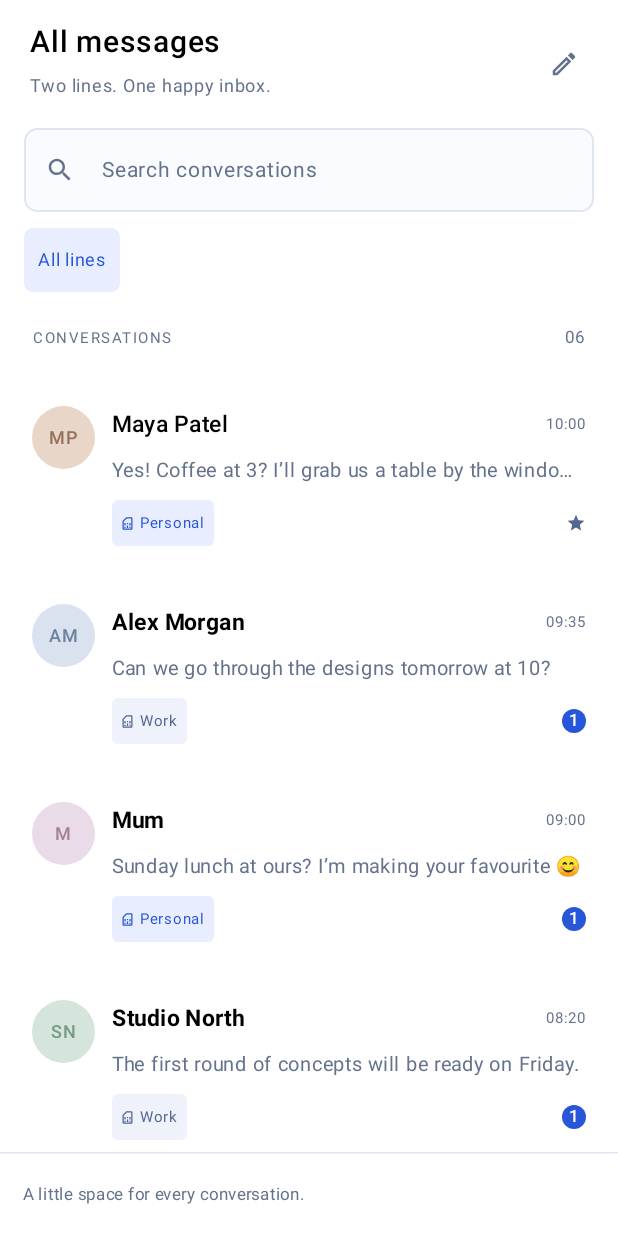
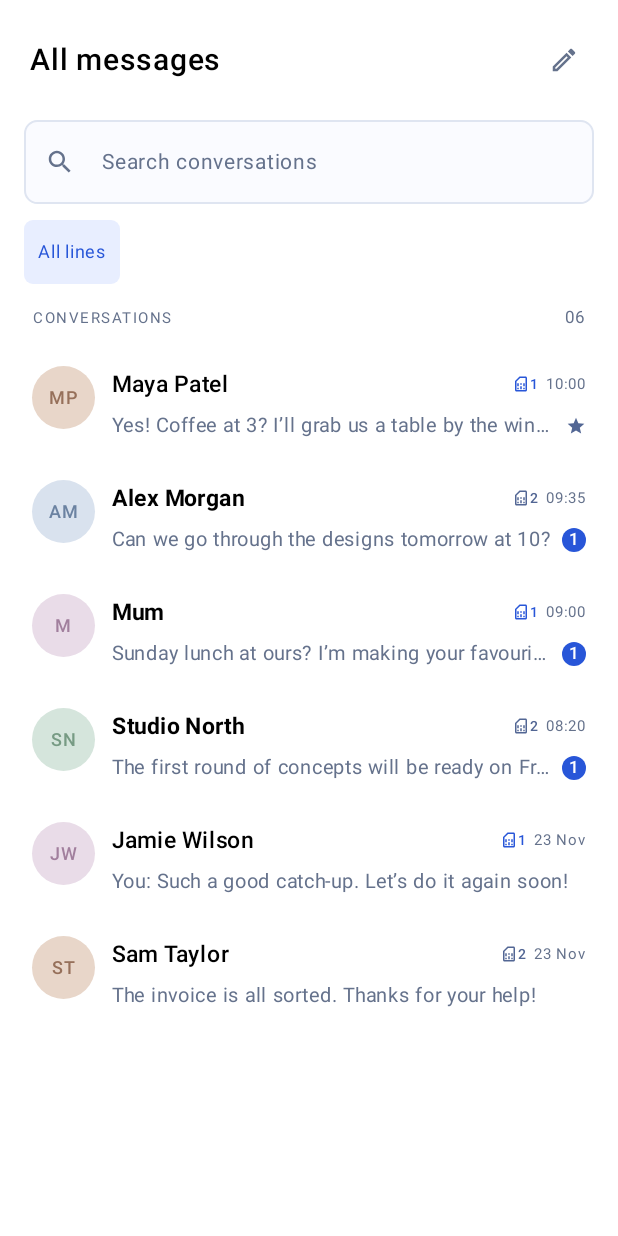
Before and after one commit to gediadeepak/sms-app, an Android app built with Jetpack Compose: the @Preview function InboxPreview, on a phone screen of 412 x 824 dp. Run offline under Robolectric (Android 15) with nearby library versions, the phone set to English and light mode, and no system bars.

Commit message:
Compact inbox rows with numbered SIM icons beside dates

```diff
--- a/app/build.gradle.kts
+++ b/app/build.gradle.kts
@@ -12,8 +12,8 @@ android {
         applicationId = "com.sandesh.app"
         minSdk = 24
         targetSdk = 37
-        versionCode = 5
-        versionName = "0.3.2"
+        versionCode = 6
+        versionName = "0.3.3"
     }
     buildFeatures { compose = true }
     compileOptions {
--- a/app/src/main/java/com/gediadeepak/smsapp/ui/SandeshApp.kt
+++ b/app/src/main/java/com/gediadeepak/smsapp/ui/SandeshApp.kt
@@ -26,6 +26,8 @@ import androidx.compose.ui.Alignment
 import androidx.compose.ui.Modifier
 import androidx.compose.ui.graphics.Color
 import androidx.compose.ui.graphics.vector.ImageVector
+import androidx.compose.ui.semantics.clearAndSetSemantics
+import androidx.compose.ui.semantics.contentDescription
 import androidx.compose.ui.text.font.FontWeight
 import androidx.compose.ui.text.input.KeyboardType
 import androidx.compose.ui.text.style.TextOverflow
@@ -89,7 +91,7 @@ fun SandeshApp(model: SandeshViewModel, onSetup: () -> Unit = {}, onAppSettings:
                     }
                 },
                 bottomBar = {
-                    Row(Modifier.fillMaxWidth().background(Canvas).navigationBarsPadding().padding(horizontal = 16.dp, vertical = 8.dp), horizontalArrangement = Arrangement.SpaceBetween) {
+                    if (wide) Row(Modifier.fillMaxWidth().background(Canvas).navigationBarsPadding().padding(horizontal = 16.dp, vertical = 8.dp), horizontalArrangement = Arrangement.SpaceBetween) {
                         Text("Made for two lines.", fontSize = 11.sp, color = Muted)
                         Text(if (state.loading) "Updating inbox…" else "SMS · on your device", fontSize = 11.sp, color = Muted)
                     }
@@ -99,7 +101,7 @@ fun SandeshApp(model: SandeshViewModel, onSetup: () -> Unit = {}, onAppSettings:
                     .border(1.dp, MaterialTheme.colorScheme.outlineVariant, RoundedCornerShape(16.dp)).background(MaterialTheme.colorScheme.surface, RoundedCornerShape(16.dp))) {
                     if (wide || state.selectedId == null) {
                         Inbox(state, Modifier.then(if (wide) Modifier.width(330.dp) else Modifier.weight(1f)), model::select,
-                            model::search, model::filter, startMessage)
+                            model::search, model::filter, startMessage, compact = !wide)
                     }
                     if (wide) VerticalDivider()
                     if (wide || state.selectedId != null) {
@@ -171,10 +173,13 @@ private fun Sidebar(state: InboxState, onFolder: (Folder) -> Unit, onLine: (SimL
 }
 
 @Composable
-private fun Inbox(state: InboxState, modifier: Modifier, onSelect: (String) -> Unit, onSearch: (String) -> Unit, onFilter: (SimLine?) -> Unit, onNew: () -> Unit) {
+private fun Inbox(state: InboxState, modifier: Modifier, onSelect: (String) -> Unit, onSearch: (String) -> Unit, onFilter: (SimLine?) -> Unit, onNew: () -> Unit, compact: Boolean = true) {
     Column(modifier.fillMaxHeight()) {
         Row(Modifier.fillMaxWidth().padding(start = 20.dp, top = 16.dp, end = 12.dp, bottom = 8.dp), verticalAlignment = Alignment.CenterVertically) {
-            Column(Modifier.weight(1f)) { Text(if (state.folder == Folder.INBOX) "All messages" else "${state.folder.label} messages", fontSize = 20.sp, fontWeight = FontWeight.SemiBold); Text("Two lines. One happy inbox.", fontSize = 12.sp, color = Muted, modifier = Modifier.padding(top = 5.dp)) }
+            Column(Modifier.weight(1f)) {
+                Text(if (state.folder == Folder.INBOX) "All messages" else "${state.folder.label} messages", fontSize = 20.sp, fontWeight = FontWeight.SemiBold)
+                if (!compact) Text("Two lines. One happy inbox.", fontSize = 12.sp, color = Muted, modifier = Modifier.padding(top = 5.dp))
+            }
             IconButton(onClick = onNew) { Icon(Icons.Outlined.Edit, "New conversation", tint = Muted, modifier = Modifier.size(20.dp)) }
         }
         OutlinedTextField(value = state.query, onValueChange = onSearch, placeholder = { Text("Search conversations", fontSize = 14.sp) },
@@ -185,25 +190,37 @@ private fun Inbox(state: InboxState, modifier: Modifier, onSelect: (String) -> U
             LineFilter("All lines", state.filterLine == null) { onFilter(null) }
             state.subscriptions.map { it.line }.distinct().forEach { line -> LineFilter(state.preferences.label(line), state.filterLine == line, line) { onFilter(line) } }
         }
-        Row(Modifier.padding(horizontal = 22.dp, vertical = 16.dp), horizontalArrangement = Arrangement.SpaceBetween) { Text("CONVERSATIONS", color = Muted, fontSize = 10.sp, letterSpacing = 1.sp, modifier = Modifier.weight(1f)); Text(state.visible.size.toString().padStart(2, '0'), color = Muted, fontSize = 11.sp) }
+        Row(Modifier.padding(horizontal = 22.dp, vertical = 8.dp), horizontalArrangement = Arrangement.SpaceBetween) { Text("CONVERSATIONS", color = Muted, fontSize = 10.sp, letterSpacing = 1.sp, modifier = Modifier.weight(1f)); Text(state.visible.size.toString().padStart(2, '0'), color = Muted, fontSize = 11.sp) }
+        if (state.loading) LinearProgressIndicator(Modifier.fillMaxWidth())
         if (state.pendingMms > 0) Text("MMS received: attachments are unavailable. See Settings.", color = MaterialTheme.colorScheme.error, fontSize = 12.sp, modifier = Modifier.padding(horizontal = 18.dp, vertical = 8.dp))
         if (state.visible.isEmpty()) Box(Modifier.weight(1f).fillMaxWidth(), contentAlignment = Alignment.Center) { Text(if (state.query.isNotBlank()) "No matching conversations." else "A little space for new conversations.", Modifier.padding(24.dp), color = Muted, fontSize = 14.sp) }
         else LazyColumn(Modifier.weight(1f), contentPadding = PaddingValues(horizontal = 9.dp)) {
             items(state.visible, key = { it.id }) { c ->
-                Row(Modifier.fillMaxWidth().padding(bottom = 4.dp).background(if (c.id == state.selectedId) Sage else Color.Transparent, RoundedCornerShape(10.dp))
-                    .clickable { onSelect(c.id) }.padding(horizontal = 12.dp, vertical = 17.dp), verticalAlignment = Alignment.Top) {
+                val last = c.messages.lastOrNull()
+                Row(Modifier.fillMaxWidth().background(if (c.id == state.selectedId) Sage else Color.Transparent, RoundedCornerShape(10.dp))
+                    .clickable { onSelect(c.id) }.padding(horizontal = 12.dp, vertical = 12.dp), verticalAlignment = Alignment.Top) {
                     Avatar(c.initials, c.name); Spacer(Modifier.width(11.dp))
                     Column(Modifier.weight(1f)) {
-                        Row(verticalAlignment = Alignment.CenterVertically) { Text(c.name, fontSize = 15.sp, fontWeight = if (c.unread > 0) FontWeight.Bold else FontWeight.Medium, modifier = Modifier.weight(1f), maxLines = 1, overflow = TextOverflow.Ellipsis); Text(c.messages.lastOrNull()?.let { listTime(it.timestamp) } ?: "New", fontSize = 10.sp, color = Muted) }
-                        val last = c.messages.lastOrNull()
-                        Text((if (last?.outgoing == true) "You: " else "") + (last?.text ?: "Say hello. Start a conversation."), maxLines = 1, overflow = TextOverflow.Ellipsis, fontSize = 13.sp, color = Muted, modifier = Modifier.padding(vertical = 7.dp))
-                        Row(verticalAlignment = Alignment.CenterVertically) { LineBadge(c.line, state.preferences); Spacer(Modifier.weight(1f)); if (c.unread > 0) Badge(containerColor = Forest) { Text(c.unread.toString()) } else if (c.starred) Icon(Icons.Outlined.Star, "Starred", Modifier.size(13.dp), tint = Work) }
+                        Row(verticalAlignment = Alignment.CenterVertically) {
+                            Text(c.name, fontSize = 15.sp, fontWeight = if (c.unread > 0) FontWeight.Bold else FontWeight.Medium, modifier = Modifier.weight(1f), maxLines = 1, overflow = TextOverflow.Ellipsis)
+                            Spacer(Modifier.width(8.dp))
+                            CompactSimIcon(last?.line ?: c.line, state.preferences)
+                            Spacer(Modifier.width(5.dp))
+                            Text(last?.let { listTime(it.timestamp) } ?: "New", fontSize = 10.sp, color = Muted)
+                        }
+                        Row(Modifier.padding(top = 4.dp), verticalAlignment = Alignment.CenterVertically) {
+                            Text((if (last?.outgoing == true) "You: " else "") + (last?.text ?: "Say hello. Start a conversation."), maxLines = 1, overflow = TextOverflow.Ellipsis, fontSize = 13.sp, color = Muted, modifier = Modifier.weight(1f))
+                            if (c.unread > 0) { Spacer(Modifier.width(8.dp)); Badge(containerColor = Forest) { Text(c.unread.toString()) } }
+                            else if (c.starred) { Spacer(Modifier.width(8.dp)); Icon(Icons.Outlined.Star, "Starred", Modifier.size(13.dp), tint = Work) }
+                        }
                     }
                 }
             }
         }
-        HorizontalDivider(color = MaterialTheme.colorScheme.outlineVariant)
-        Text("A little space for every conversation.", Modifier.fillMaxWidth().padding(15.dp), fontSize = 11.sp, color = Muted)
+        if (!compact) {
+            HorizontalDivider(color = MaterialTheme.colorScheme.outlineVariant)
+            Text("A little space for every conversation.", Modifier.fillMaxWidth().padding(15.dp), fontSize = 11.sp, color = Muted)
+        }
     }
 }
 
@@ -366,6 +383,15 @@ private fun Avatar(initials: String, name: String, small: Boolean = false) {
 }
 
 @Composable
+private fun CompactSimIcon(line: SimLine, preferences: Preferences) {
+    val description = if (line == SimLine.UNKNOWN) "Unknown SIM" else "SIM ${line.slot}, ${preferences.label(line)}"
+    Row(Modifier.clearAndSetSemantics { contentDescription = description }, verticalAlignment = Alignment.CenterVertically) {
+        Icon(Icons.Outlined.SimCard, null, Modifier.size(12.dp), tint = lineColor(line))
+        Text(if (line == SimLine.UNKNOWN) "?" else line.slot.toString(), fontSize = 9.sp, fontWeight = FontWeight.SemiBold, color = lineColor(line))
+    }
+}
+
+@Composable
 private fun LineBadge(line: SimLine, preferences: Preferences) {
     Row(Modifier.background(if (line == SimLine.WORK) WorkBackground else Sage, RoundedCornerShape(4.dp)).padding(horizontal = 5.dp, vertical = 3.dp), verticalAlignment = Alignment.CenterVertically) {
         Icon(Icons.Outlined.SimCard, null, Modifier.size(10.dp), tint = lineColor(line)); Spacer(Modifier.width(3.dp)); Text(preferences.label(line).take(18), fontSize = 10.sp, color = lineColor(line), maxLines = 1)
```
Also changed, not shown: 3 other files.
